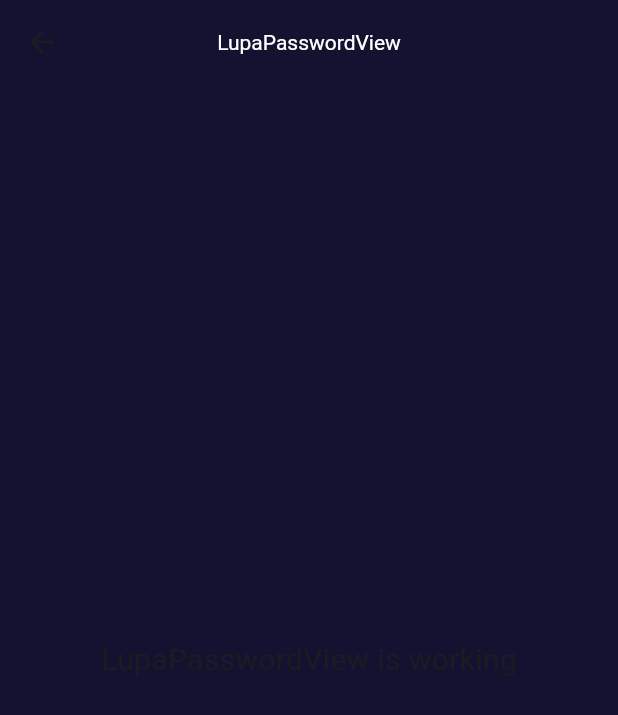
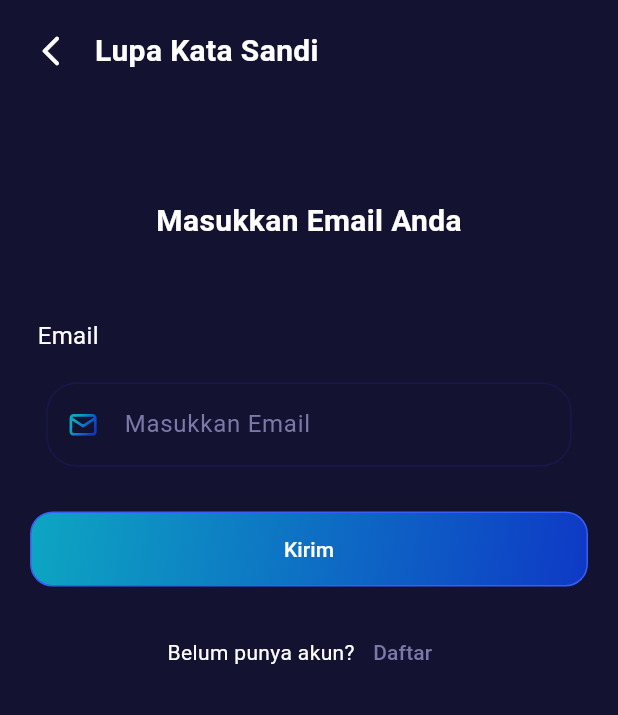
Before and after one commit to naninuraini/Capstone_MAD_LearningX, a Flutter app: the LupaPasswordView screen opened by its route, on a phone screen of 412 x 824 dp. Shown: the top 715 px of the screen. Run offline on Flutter 3.47's test engine with Material 3 defaults, Android fonts, the phone set to English and light mode, and no system bars; our stand-ins replace cloud_firestore, equatable, firebase_auth, firebase_core, flutter_svg, get; accounts and stored records are empty.

Commit message:
Membuat halaman lupa password

```diff
--- a/cipta_cuan/lib/app/modules/login/views/login_view.dart
+++ b/cipta_cuan/lib/app/modules/login/views/login_view.dart
@@ -97,7 +97,7 @@ class LoginView extends GetView<LoginController> {
                 ),
                 TextButton(
                   onPressed: () {
-                    //  Get.toNamed(Routes.RESET_PASSWORD);
+                    Get.toNamed(Routes.LUPA_PASSWORD);
                   },
                   child: const Text(
                     'Lupa Kata Sandi',
--- a/cipta_cuan/lib/app/modules/lupa_password/views/lupa_password_view.dart
+++ b/cipta_cuan/lib/app/modules/lupa_password/views/lupa_password_view.dart
@@ -1,22 +1,128 @@
+import 'package:cipta_cuan/app/routes/app_pages.dart';
+import 'package:cipta_cuan/widget/button.dart';
+import 'package:cipta_cuan/widget/constant.dart';
+import 'package:cipta_cuan/widget/text_field.dart';
 import 'package:flutter/material.dart';
-
 import 'package:get/get.dart';
-
+import '../../../../widget/validators.dart';
 import '../controllers/lupa_password_controller.dart';
 
 class LupaPasswordView extends GetView<LupaPasswordController> {
   const LupaPasswordView({super.key});
+
   @override
   Widget build(BuildContext context) {
-    return Scaffold(
-      appBar: AppBar(
-        title: const Text('LupaPasswordView'),
-        centerTitle: true,
-      ),
-      body: const Center(
-        child: Text(
-          'LupaPasswordView is working',
-          style: TextStyle(fontSize: 20),
+    return GestureDetector(
+      onTap: () => FocusScope.of(context).unfocus(),
+      child: Scaffold(
+        body: Form(
+          key: controller.formKeyLupaPassword,
+          child: Padding(
+            padding: const EdgeInsets.all(10),
+            child: ListView(
+              physics: const AlwaysScrollableScrollPhysics(),
+              shrinkWrap: true,
+              children: [
+                Row(
+                  children: [
+                    IconButton(
+                      onPressed: () => Get.back(),
+                      icon: const Icon(
+                        Icons.arrow_back_ios_new_rounded,
+                        color: Colors.white,
+                      ),
+                    ),
+                    const Text(
+                      " Lupa Kata Sandi",
+                      style: TextStyle(
+                        color: Colors.white,
+                        fontWeight: FontWeight.bold,
+                        fontSize: 20,
+                      ),
+                    ),
+                  ],
+                ),
+                const SizedBox(height: 55),
+                Container(
+                  alignment: Alignment.center,
+                  padding: const EdgeInsets.symmetric(vertical: 20),
+                  child: const Text(
+                    'Masukkan Email Anda',
+                    style: TextStyle(
+                      color: Colors.white,
+                      fontSize: 20,
+                      fontWeight: FontWeight.bold,
+                    ),
+                  ),
+                ),
+                const SizedBox(height: 20),
+                Padding(
+                  padding: const EdgeInsets.symmetric(vertical: 10).copyWith(left: 15),
+                  child: const Text(
+                    'Email',
+                    style: TextStyle(
+                      color: Colors.white,
+                      fontSize: 16,
+                    ),
+                  ),
+                ),
+                Padding(
+                  padding: const EdgeInsets.symmetric(vertical: 10.0),
+                  child: Align(
+                    alignment: Alignment.center,
+                    child: SizedBox(
+                      width: MediaQuery.of(context).size.width * 0.85,
+                      child: TextFieldWidget(
+                        prefixIcon: "assets/icons/email.svg",
+                        hintText: 'Masukkan Email',
+                        obscurePassword: false,
+                        controller: controller.emailController,
+                        keyboardType: TextInputType.emailAddress,
+                        validator: (val) {
+                          if (val!.isEmpty) {
+                            return 'Email Tidak Boleh Kosong';
+                          } else if (!emailRexExp.hasMatch(val)) {
+                            return 'Email Tidak Valid';
+                          }
+                          return null;
+                        },
+                      ),
+                    ),
+                  ),
+                ),
+                Padding(
+                  padding: const EdgeInsets.symmetric(vertical: 20.0),
+                  child: Padding(
+                    padding: const EdgeInsets.symmetric(horizontal: 10.0),
+                    child: ButtonWidget(
+                      onPressed: () {
+                        if (controller.formKeyLupaPassword.currentState!.validate()) {
+                          controller.resetPassword(controller.emailController.text);
+                        }
+                      },
+                      title: "Kirim",
+                    ),
+                  ),
+                ),
+                Row(
+                  mainAxisAlignment: MainAxisAlignment.center,
+                  children: [
+                    const Text(
+                      'Belum punya akun?',
+                      style: TextStyle(color: AppColors.white),
+                    ),
+                    TextButton(
+                      onPressed: () => Get.toNamed(Routes.REGISTER),
+                      child: const Text(
+                        'Daftar',
+                        style: TextStyle(color: AppColors.textPurple),
+                      ),
+                    ),
+                  ],
+                ),
+              ],
+            ),
+          ),
         ),
       ),
     );
```
Also changed, not shown: cipta_cuan/lib/app/modules/lupa_password/controllers/lupa_password_controller.dart (+70 -10 lines), cipta_cuan/pubspec.lock.
